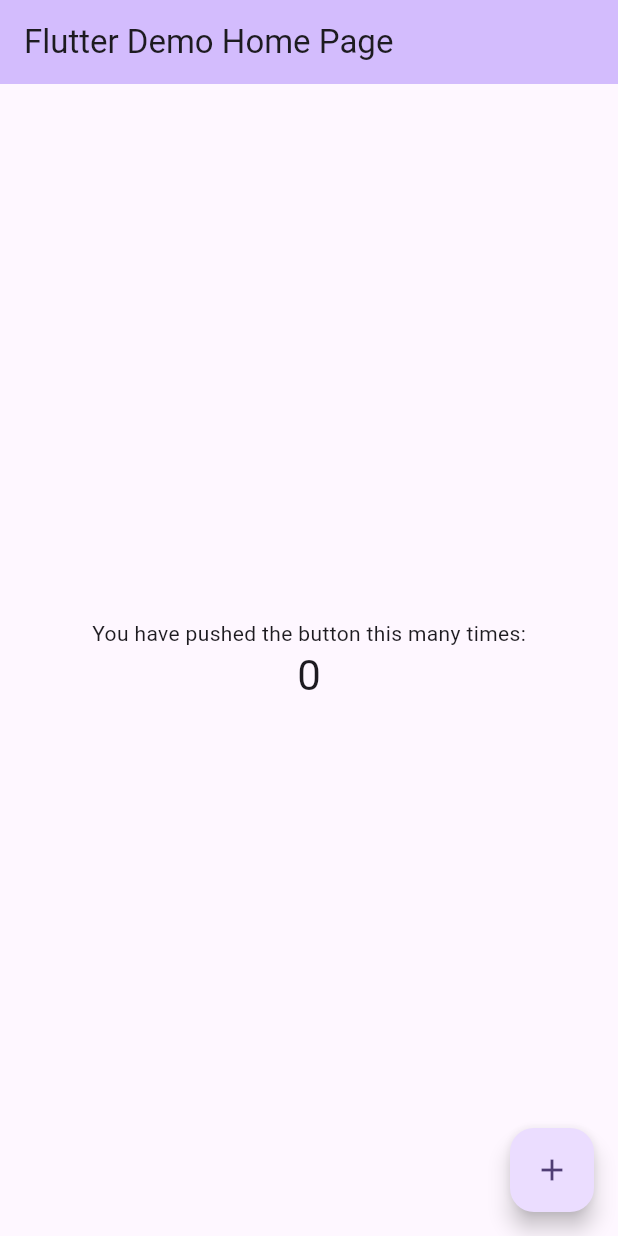
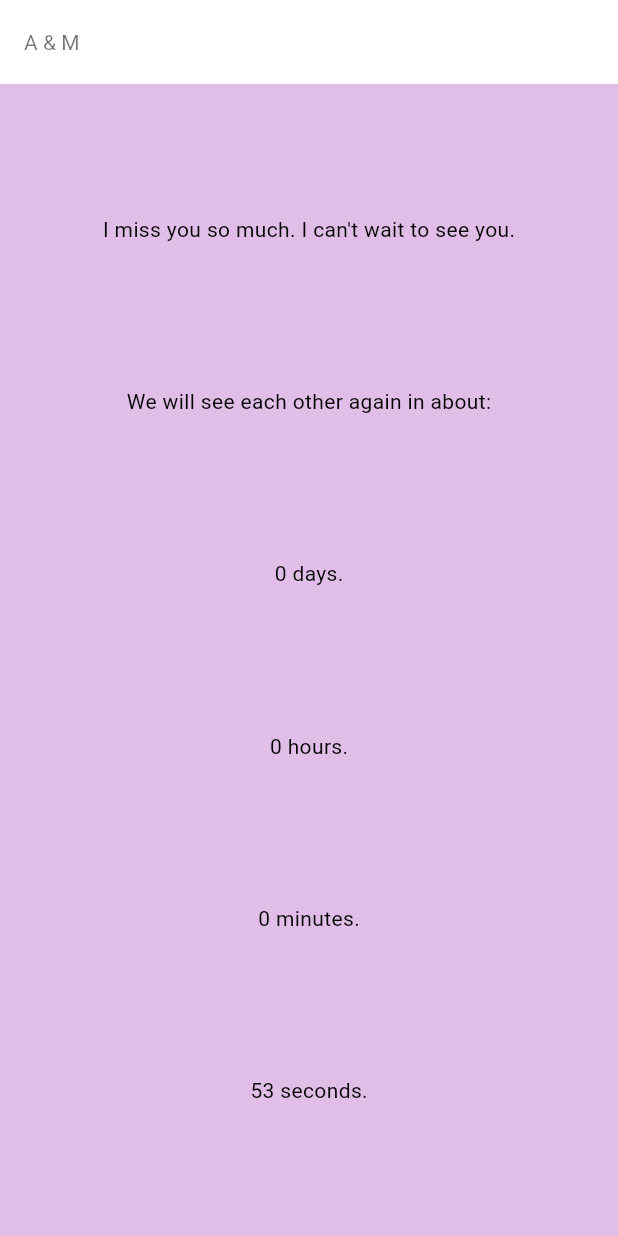
Before and after one commit to sanriodev/aandm, a Flutter app: the screen it shows after launch, on a phone screen of 412 x 824 dp. Run offline on Flutter 3.47's test engine with Material 3 defaults, Android fonts, the phone set to English and light mode, and no system bars.

Commit message:
feat: wip addsome stuff

```diff
--- /dev/null
+++ b/lib/constants/theme.dart
@@ -0,0 +1,27 @@
+import 'package:flutter/material.dart';
+
+ThemeData appTheme = ThemeData(
+  primaryColor: Colors.blue[200],
+  secondaryHeaderColor: Colors.purple[200],
+  colorScheme: ColorScheme.fromSwatch(
+      primarySwatch: Colors.blue,
+      accentColor: Colors.purple,
+      backgroundColor: Colors.white38),
+  scaffoldBackgroundColor: Colors.purple[100],
+  textTheme: const TextTheme(
+    displayMedium: TextStyle(color: Colors.black87),
+    displayLarge: TextStyle(color: Colors.black54),
+    displaySmall: TextStyle(color: Colors.black54),
+  ),
+  appBarTheme: AppBarTheme(
+    backgroundColor: Colors.blue[300],
+    titleTextStyle: const TextStyle(color: Colors.black54),
+  ),
+  buttonTheme: ButtonThemeData(
+    buttonColor: Colors.blue[200],
+    textTheme: ButtonTextTheme.primary,
+  ),
+  floatingActionButtonTheme: FloatingActionButtonThemeData(
+    backgroundColor: Colors.purple[200],
+  ),
+);
--- a/lib/main.dart
+++ b/lib/main.dart
@@ -1,3 +1,5 @@
+import 'package:aandm/constants/theme.dart';
+import 'package:aandm/models/countdown_values.dart';
 import 'package:flutter/material.dart';
 
 void main() {
@@ -7,46 +9,18 @@ void main() {
 class MyApp extends StatelessWidget {
   const MyApp({super.key});
 
-  // This widget is the root of your application.
   @override
   Widget build(BuildContext context) {
     return MaterialApp(
       title: 'Flutter Demo',
-      theme: ThemeData(
-        // This is the theme of your application.
-        //
-        // TRY THIS: Try running your application with "flutter run". You'll see
-        // the application has a purple toolbar. Then, without quitting the app,
-        // try changing the seedColor in the colorScheme below to Colors.green
-        // and then invoke "hot reload" (save your changes or press the "hot
-        // reload" button in a Flutter-supported IDE, or press "r" if you used
-        // the command line to start the app).
-        //
-        // Notice that the counter didn't reset back to zero; the application
-        // state is not lost during the reload. To reset the state, use hot
-        // restart instead.
-        //
-        // This works for code too, not just values: Most code changes can be
-        // tested with just a hot reload.
-        colorScheme: ColorScheme.fromSeed(seedColor: Colors.deepPurple),
-        useMaterial3: true,
-      ),
-      home: const MyHomePage(title: 'Flutter Demo Home Page'),
+      theme: appTheme,
+      home: const MyHomePage(title: 'A & M'),
     );
   }
 }
 
 class MyHomePage extends StatefulWidget {
   const MyHomePage({super.key, required this.title});
-
-  // This widget is the home page of your application. It is stateful, meaning
-  // that it has a State object (defined below) that contains fields that affect
-  // how it looks.
-
-  // This class is the configuration for the state. It holds the values (in this
-  // case the title) provided by the parent (in this case the App widget) and
-  // used by the build method of the State. Fields in a Widget subclass are
-  // always marked "final".
 
   final String title;
 
@@ -55,71 +29,59 @@ class MyHomePage extends StatefulWidget {
 }
 
 class _MyHomePageState extends State<MyHomePage> {
-  int _counter = 0;
-
-  void _incrementCounter() {
-    setState(() {
-      // This call to setState tells the Flutter framework that something has
-      // changed in this State, which causes it to rerun the build method below
-      // so that the display can reflect the updated values. If we changed
-      // _counter without calling setState(), then the build method would not be
-      // called again, and so nothing would appear to happen.
-      _counter++;
-    });
+  final CountDownValues countDownValues = CountDownValues.getValues();
+  int days = 0;
+  int hours = 0;
+  int minutes = 0;
+  int seconds = 0;
+  @override
+  void initState() {
+    countDownValues.getCountDownStream().listen((timeData) => setState(() {
+          days = timeData.days;
+          hours = timeData.hours;
+          minutes = timeData.minutes;
+          seconds = timeData.seconds;
+        }));
+    super.initState();
   }
 
   @override
   Widget build(BuildContext context) {
-    // This method is rerun every time setState is called, for instance as done
-    // by the _incrementCounter method above.
-    //
-    // The Flutter framework has been optimized to make rerunning build methods
-    // fast, so that you can just rebuild anything that needs updating rather
-    // than having to individually change instances of widgets.
     return Scaffold(
         appBar: AppBar(
-        // TRY THIS: Try changing the color here to a specific color (to
-        // Colors.amber, perhaps?) and trigger a hot reload to see the AppBar
-        // change color while the other colors stay the same.
           backgroundColor: Theme.of(context).colorScheme.inversePrimary,
-        // Here we take the value from the MyHomePage object that was created by
-        // the App.build method, and use it to set our appbar title.
           title: Text(widget.title),
         ),
         body: Center(
-        // Center is a layout widget. It takes a single child and positions it
-        // in the middle of the parent.
           child: Column(
-          // Column is also a layout widget. It takes a list of children and
-          // arranges them vertically. By default, it sizes itself to fit its
-          // children horizontally, and tries to be as tall as its parent.
-          //
-          // Column has various properties to control how it sizes itself and
-          // how it positions its children. Here we use mainAxisAlignment to
-          // center the children vertically; the main axis here is the vertical
-          // axis because Columns are vertical (the cross axis would be
-          // horizontal).
-          //
-          // TRY THIS: Invoke "debug painting" (choose the "Toggle Debug Paint"
-          // action in the IDE, or press "p" in the console), to see the
-          // wireframe for each widget.
-          mainAxisAlignment: MainAxisAlignment.center,
+            mainAxisAlignment: MainAxisAlignment.spaceEvenly,
             children: <Widget>[
-            const Text(
-              'You have pushed the button this many times:',
+              const Padding(
+                padding: EdgeInsets.all(8.0),
+                child: Text('I miss you so much. I can\'t wait to see you.'),
               ),
-            Text(
-              '$_counter',
-              style: Theme.of(context).textTheme.headlineMedium,
+              const Padding(
+                padding: EdgeInsets.all(8.0),
+                child: Text('We will see each other again in about:'),
+              ),
+              Padding(
+                padding: const EdgeInsets.all(8.0),
+                child: Text('$days days.'),
+              ),
+              Padding(
+                padding: const EdgeInsets.all(8.0),
+                child: Text('$hours hours.'),
+              ),
+              Padding(
+                padding: const EdgeInsets.all(8.0),
+                child: Text('$minutes minutes.'),
+              ),
+              Padding(
+                padding: const EdgeInsets.all(8.0),
+                child: Text('$seconds seconds.'),
               ),
             ],
           ),
-      ),
-      floatingActionButton: FloatingActionButton(
-        onPressed: _incrementCounter,
-        tooltip: 'Increment',
-        child: const Icon(Icons.add),
-      ), // This trailing comma makes auto-formatting nicer for build methods.
-    );
+        ));
   }
 }
--- /dev/null
+++ b/lib/models/countdown_values.dart
@@ -0,0 +1,56 @@
+class CountDownValues {
+  final int days;
+  final int hours;
+  final int minutes;
+  final int seconds;
+
+  CountDownValues(
+      {required this.days,
+      required this.hours,
+      required this.minutes,
+      required this.seconds});
+
+  factory CountDownValues.getValues() {
+    DateTime nextFriday6PM = getNextFriday6PM();
+    Duration difference = nextFriday6PM.difference(DateTime.now());
+
+    int days = difference.inDays;
+    int hours = difference.inHours % 24;
+    int minutes = difference.inMinutes % 60;
+    int seconds = difference.inSeconds % 60;
+
+    return CountDownValues(
+      days: days,
+      hours: hours,
+      minutes: minutes,
+      seconds: seconds,
+    );
+  }
+
+  static DateTime getNextFriday6PM() {
+    DateTime now = DateTime.now();
+    int daysToAdd = (DateTime.friday - now.weekday + 7) % 7;
+    DateTime nextFriday = now.add(Duration(days: daysToAdd));
+    return DateTime(nextFriday.year, nextFriday.month, nextFriday.day, 18, 0);
+  }
+
+  Stream<CountDownValues> getCountDownStream() async* {
+    for (int i = seconds; seconds >= 0; i--) {
+      Duration difference = Duration(seconds: i);
+
+      int days = difference.inDays;
+      int hours = difference.inHours % 24;
+      int minutes = difference.inMinutes % 60;
+      int seconds = difference.inSeconds % 60;
+
+      yield CountDownValues(
+        days: days,
+        hours: hours,
+        minutes: minutes,
+        seconds: seconds,
+      );
+
+      await Future.delayed(const Duration(seconds: 1));
+    }
+  }
+}
```
Also changed, not shown: 1 other file. Lines whose indentation alone changed are shown as unchanged.
